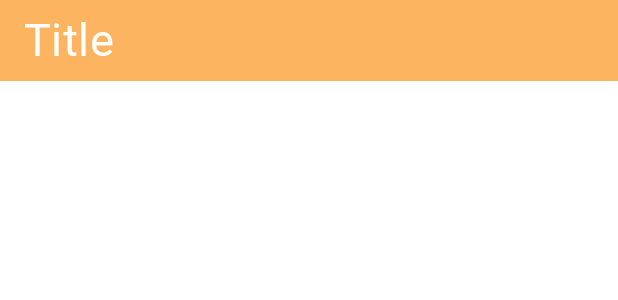
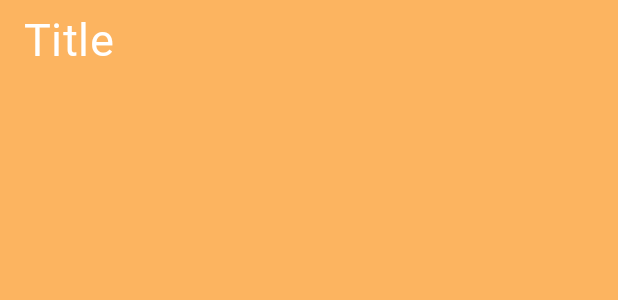
Before and after one commit to zalviandyr/Note-Android, an Android app: the layout list_note_fragment.xml on its own in the app's theme, with its tools: preview values and no code run, on a phone screen of 412 x 824 dp. Shown: the top 300 px of the screen. Run offline under Robolectric (Android 15) with nearby library versions, the phone set to English and light mode, and no system bars.

Commit message:
change inline snippet list note

```diff
--- a/Note/app/src/main/res/layout/activity_note_detail.xml
+++ b/Note/app/src/main/res/layout/activity_note_detail.xml
@@ -89,14 +89,14 @@
             android:paddingEnd="25dp" />
     </androidx.core.widget.NestedScrollView>
 
-
     <RelativeLayout
         android:layout_width="match_parent"
         android:layout_height="wrap_content"
         android:layout_gravity="bottom"
         android:layout_marginStart="30dp"
         android:layout_marginEnd="30dp"
-        android:layout_marginBottom="25dp">
+        android:layout_marginBottom="25dp"
+        android:gravity="bottom">
 
         <TextView
             android:id="@+id/_tv_last"
--- a/Note/app/src/main/res/layout/list_note_fragment.xml
+++ b/Note/app/src/main/res/layout/list_note_fragment.xml
@@ -2,7 +2,7 @@
     xmlns:app="http://schemas.android.com/apk/res-auto"
     xmlns:tools="http://schemas.android.com/tools"
     android:layout_width="match_parent"
-    android:layout_height="wrap_content"
+    android:layout_height="match_parent"
     android:orientation="vertical"
     tools:background="@color/cardBgOrange">
 
```
Also changed, not shown: Note/app/src/main/res/layout/snippet_item_list_note.xml (+8 -0 lines).
